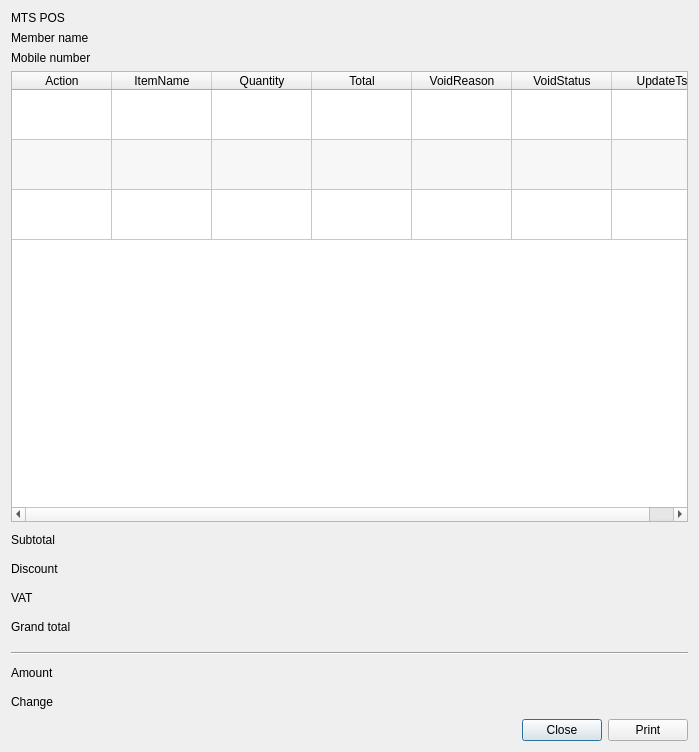
Before: the Qt Designer form app/views/templates/ViewReceipt.ui in rondalefloyd/mts-pos, drawn with Qt 5.
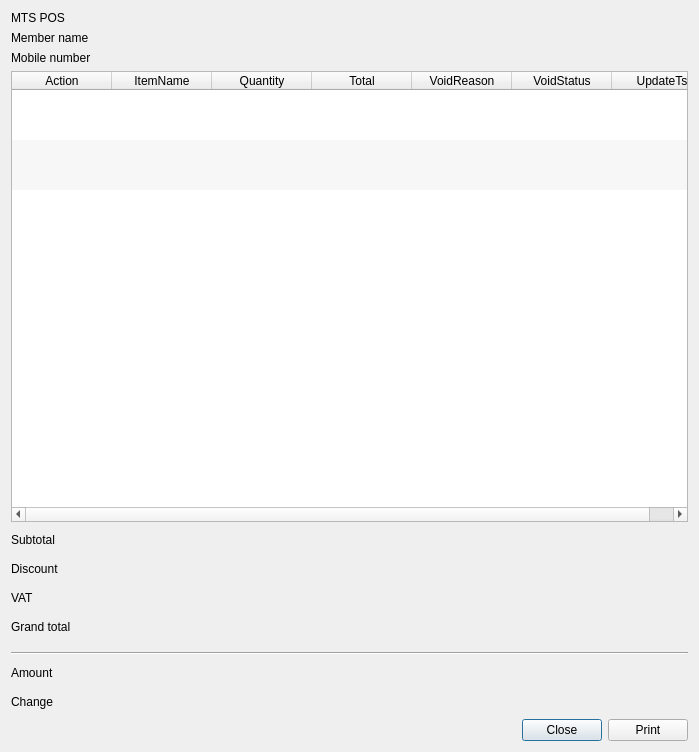
After: the same form once the commit is applied.

```diff
--- a/app/views/templates/ViewReceipt.ui
+++ b/app/views/templates/ViewReceipt.ui
@@ -79,6 +79,9 @@
      <property name="horizontalScrollMode">
       <enum>QAbstractItemView::ScrollPerPixel</enum>
      </property>
+     <property name="showGrid">
+      <bool>false</bool>
+     </property>
      <property name="gridStyle">
       <enum>Qt::SolidLine</enum>
      </property>
```
